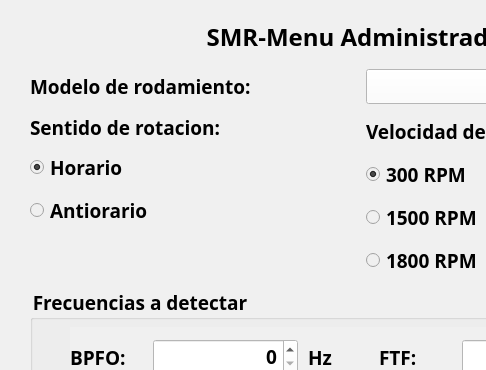
Qt form app_smr/Qt/win_admin_rod.ui (nvargas24/Sistema_medicion_de_rodamientos-SMR) before a commit; both pictures show x 0 to 486 and y 0 to 370 of the 723 by 600 pixel window.
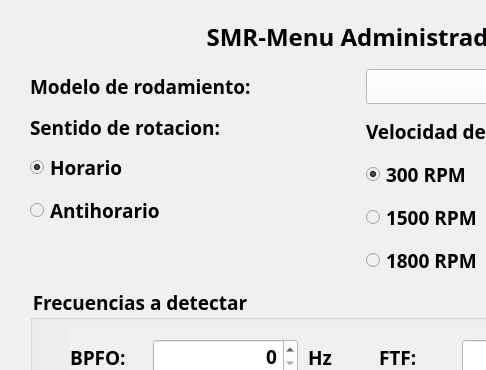
The same form after that commit.

Commit message: leo .cfg para cargar freqs en ui

Diff of the .ui file:
```diff
--- a/app_smr/Qt/win_admin_rod.ui
+++ b/app_smr/Qt/win_admin_rod.ui
@@ -158,7 +158,7 @@
               </font>
              </property>
              <property name="text">
-              <string>Antiorario</string>
+              <string>Antihorario</string>
              </property>
              <attribute name="buttonGroup">
               <string notr="true">buttonGroup</string>
```
The commit also changes 4 other files.
